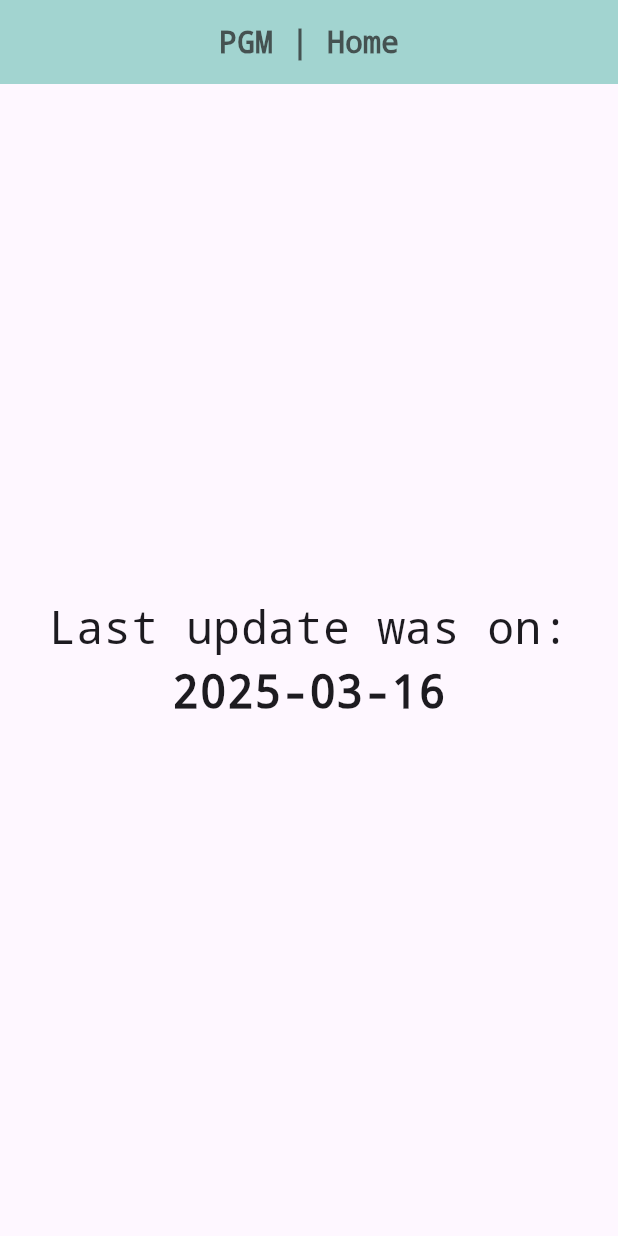
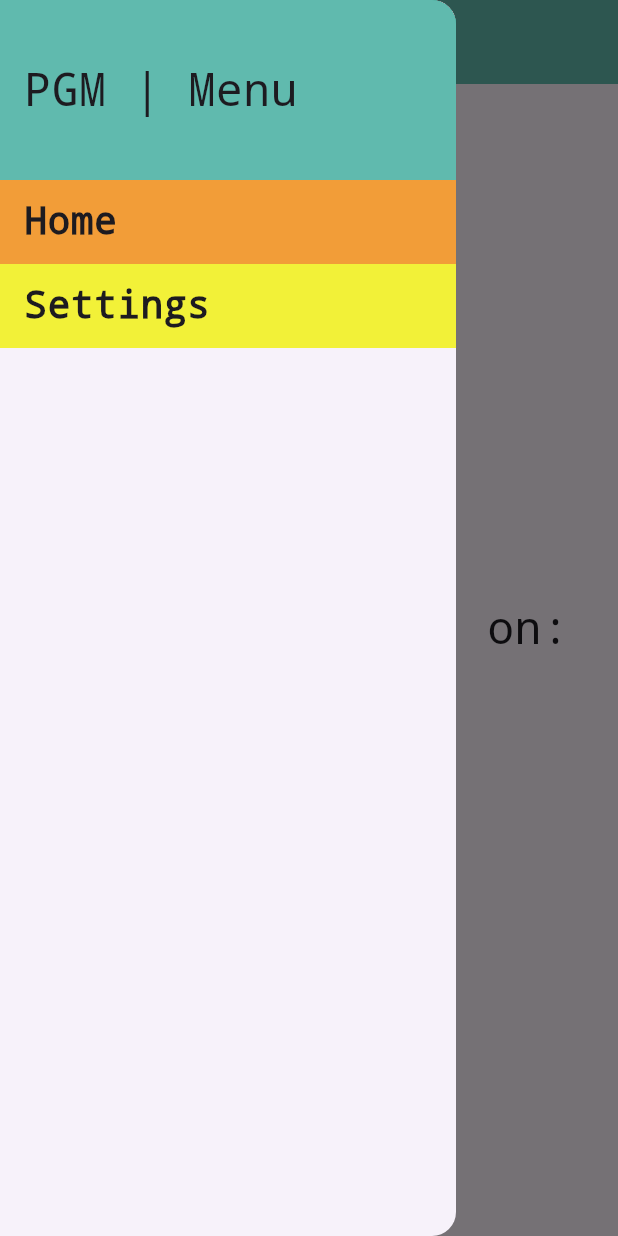
Before and after one commit to ProjectGoodMorning/pgm, a Flutter app: the screen it shows after launch, with the side drawer open (before the commit the screen has no drawer), on a phone screen of 412 x 824 dp. Run offline on Flutter 3.47's test engine with Material 3 defaults, Android fonts, the phone set to English and light mode, and no system bars; our stand-ins replace shared_preferences.

Commit message:
make hamburger menu

```diff
--- a/lib/components/appbar.dart
+++ b/lib/components/appbar.dart
@@ -16,8 +16,7 @@ class MyAppBar extends StatelessWidget implements PreferredSizeWidget {
               fontFamily: 'Courier',
               color: Color.fromARGB(189, 37, 37, 37)),
         ),
-        backgroundColor:
-            const Color.fromARGB(219, 71, 177, 162).withOpacity(0.5),
+        backgroundColor: const Color.fromARGB(219, 71, 177, 162),
         centerTitle: true,
       ),
     );
--- /dev/null
+++ b/lib/components/menu.dart
@@ -0,0 +1,51 @@
+import 'package:flutter/material.dart';
+
+class MyMenu extends StatelessWidget implements PreferredSizeWidget {
+  const MyMenu({super.key});
+
+  @override
+  Widget build(BuildContext context) {
+    return Drawer(
+        child: ListView(
+      padding: EdgeInsets.zero,
+      children: [
+        Container(
+          height: 120, // Adjust height here
+          padding: const EdgeInsets.all(16),
+          decoration:
+              const BoxDecoration(color: Color.fromARGB(219, 71, 177, 162)),
+          alignment: Alignment.centerLeft,
+          child: const Text(
+            'PGM | Menu',
+            style: TextStyle(fontSize: 30, fontFamily: "Courier"),
+          ),
+        ),
+        ListTile(
+          tileColor: const Color.fromARGB(221, 241, 144, 26),
+          title: const Text('Home',
+              style: TextStyle(
+                  fontSize: 25,
+                  fontFamily: "Courier",
+                  fontWeight: FontWeight.bold)),
+          onTap: () {
+            Navigator.pop(context);
+          },
+        ),
+        ListTile(
+          tileColor: const Color.fromARGB(221, 241, 241, 26),
+          title: const Text('Settings',
+              style: TextStyle(
+                  fontSize: 25,
+                  fontFamily: "Courier",
+                  fontWeight: FontWeight.bold)),
+          onTap: () {
+            Navigator.pop(context);
+          },
+        )
+      ],
+    ));
+  }
+
+  @override
+  Size get preferredSize => const Size.fromHeight(kToolbarHeight);
+}
--- a/lib/main.dart
+++ b/lib/main.dart
@@ -2,6 +2,7 @@
 import 'package:shared_preferences/shared_preferences.dart';
 import 'dart:async';
 import 'components/appbar.dart';
+import 'components/menu.dart';
 
 void main() {
   runApp(const MyApp());
@@ -57,6 +58,7 @@
   Widget build(BuildContext context) {
     return Scaffold(
       appBar: const MyAppBar(pageTitle: "Home"),
+      drawer: const MyMenu(),
       body: Center(
         child: Column(
           mainAxisAlignment: MainAxisAlignment.center,
```
